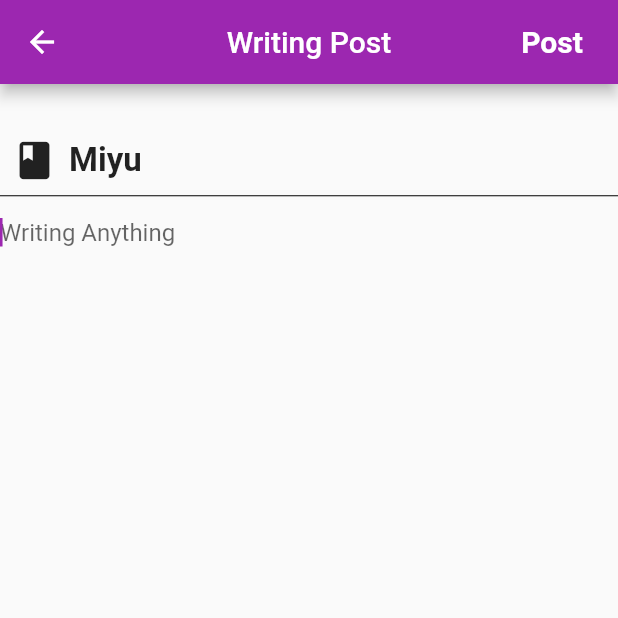
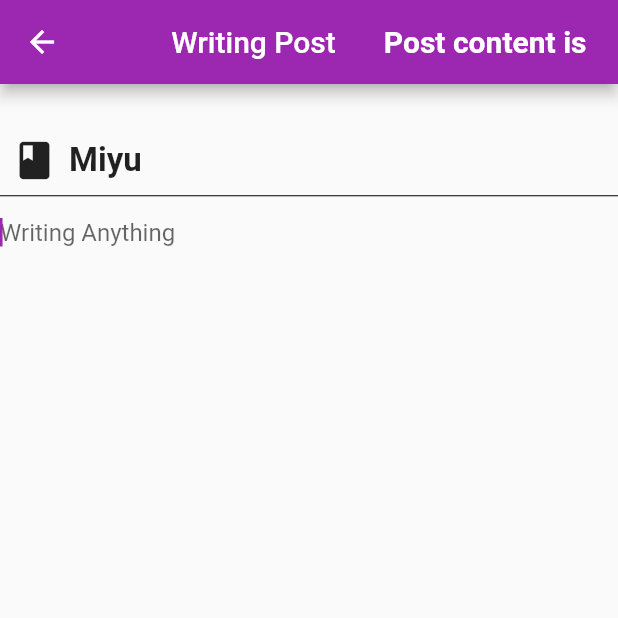
Before and after one commit to Utrilloppo/Portfolio, a Flutter app: the WritePost screen opened directly, on a phone screen of 412 x 824 dp, the top half of it. Run offline on Flutter 3.47's test engine with Material 2 defaults, Android fonts, the phone set to English and light mode, and no system bars; drawn by our look-alikes of keyboard_actions.

```diff
--- a/lib/writePost.dart
+++ b/lib/writePost.dart
@@ -72,7 +72,7 @@ class _WritePost extends State<WritePost> {
                 print("Post Start");
               },
               child: Text(
-                "Post",
+                "Post content is ${writeTextController.text}",
                 style: TextStyle(
                     fontSize: 20,
                     color: Colors.white,
--- a/pubspec.yaml
+++ b/pubspec.yaml
@@ -28,7 +28,10 @@ dependencies:
   # The following adds the Cupertino Icons font to your application.
   # Use with the CupertinoIcons class for iOS style icons.
   cupertino_icons: ^1.0.2
-  keyboard_actions: "^3.3.1+1"
+  keyboard_actions: ^3.3.1+1
+  cloud_firestore: ^2.4.0
+  firebase_storage: ^10.0.1
+
 
 dev_dependencies:
   flutter_test:
```
Also changed, not shown: pubspec.lock, 4 other files.
